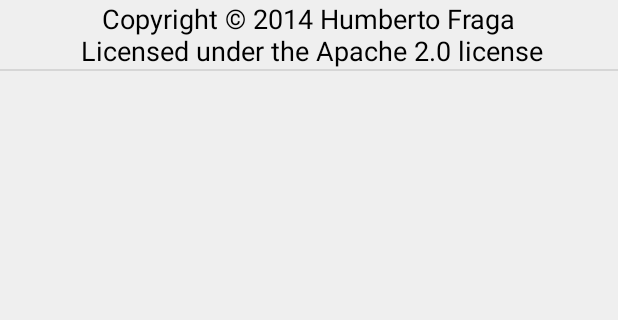
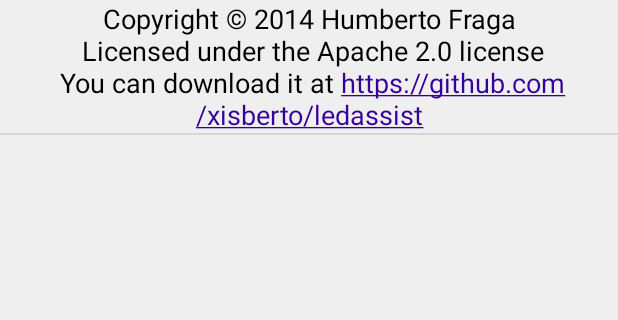
Before and after one commit to xisberto/ledassist, an Android app: the layout fragment_about.xml on its own in the app's theme, with its tools: preview values and no code run, on a phone screen of 412 x 824 dp, the part 188-508 px from its top. Run offline under Robolectric (Android 15) with nearby library versions, the phone set to English and light mode, and no system bars.

Commit message:
Including Github link and releasing a new version

```diff
--- a/app/build.gradle
+++ b/app/build.gradle
@@ -7,7 +7,7 @@
         applicationId "net.xisberto.ledassist"
         minSdkVersion 15
         targetSdkVersion 20
-        versionCode 2
+        versionCode 3
         versionName "1.0"
     }
     buildTypes {
--- a/app/src/main/res/layout/fragment_about.xml
+++ b/app/src/main/res/layout/fragment_about.xml
@@ -28,6 +28,9 @@
         android:text="@string/copyright"
         android:gravity="center_horizontal"
         android:textAppearance="?android:attr/textAppearanceMedium"
+        android:linksClickable="true"
+        android:autoLink="web"
+        android:textColorLink="@color/apptheme_color"
         android:layout_gravity="center_horizontal" />
 
     <View
--- a/app/src/main/res/values/strings.xml
+++ b/app/src/main/res/values/strings.xml
@@ -14,7 +14,8 @@
     <string name="about">About Led Assist</string>
     <string name="version">Led Assist, version %s</string>
     <string name="copyright">Copyright © 2014 Humberto Fraga\n
-        Licensed under the Apache 2.0 license</string>
+        Licensed under the Apache 2.0 license\n
+        You can download it at https://github.com/xisberto/ledassist</string>
 
     <string-array name="library_names">
         <item>Nine Old Androids 2.4.0 by Jake Wharton</item>
```
